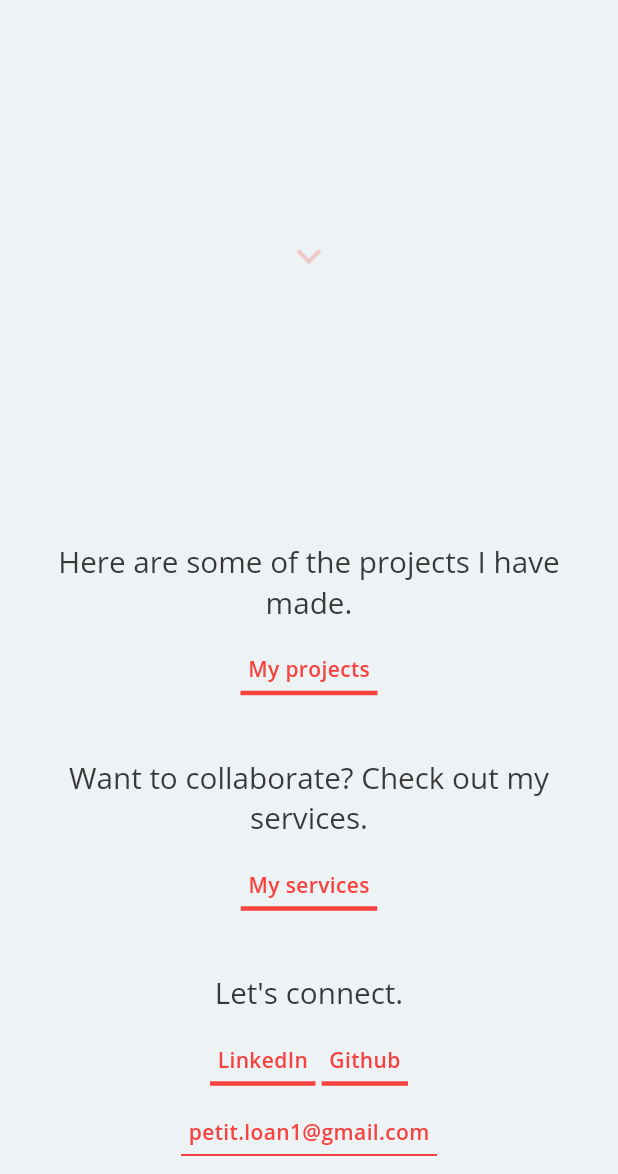
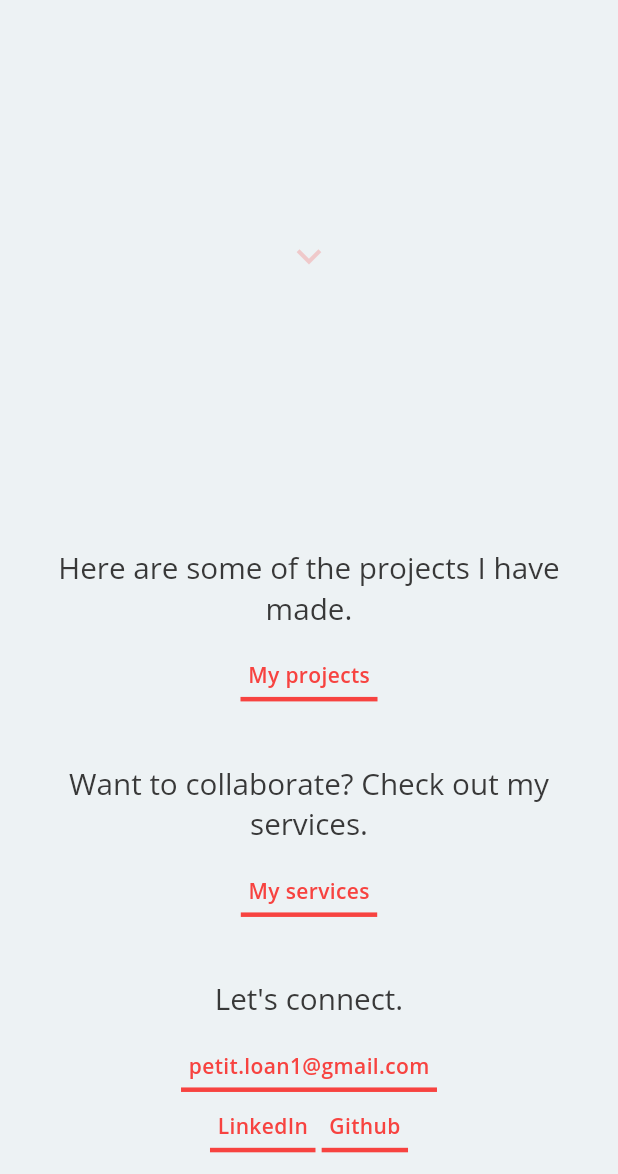
Before and after one commit to loan-petit/flutter_portfolio, a Flutter app: the screen it shows after launch, scrolled down 576 dp, on a phone screen of 412 x 824 dp, the part 62-1236 px from its top. Run offline on Flutter 3.47's test engine with Material 2 defaults, Android fonts, the light colour scheme and no system bars.

Commit message:
feature: Page describing my services.

```diff
--- a/flutter/lib/src/router.dart
+++ b/flutter/lib/src/router.dart
@@ -2,6 +2,7 @@ import 'package:flutter/material.dart';
 
 import 'package:portfolio/src/ui/screens/home.dart';
 import 'package:portfolio/src/ui/screens/projects.dart';
+import 'package:portfolio/src/ui/screens/services.dart';
 
 /// Build the appropriate [MaterialPageRoute] on route navigation.
 class Router {
@@ -10,6 +11,12 @@ class Router {
   /// The requested routed is described in [settings].
   Route<dynamic> onGenerateRoute(RouteSettings settings) {
     switch (settings.name) {
+      // Details about my services
+      case '/services':
+        return MaterialPageRoute(
+          settings: settings,
+          builder: (_) => ServicesScreen(),
+        );
       // Showcase of my projects
       case '/projects':
         return MaterialPageRoute(
--- a/flutter/lib/src/ui/screens/projects.dart
+++ b/flutter/lib/src/ui/screens/projects.dart
@@ -1,6 +1,5 @@
 import 'package:flutter/material.dart';
 import 'package:portfolio/src/ui/widgets/project.dart';
-import 'package:portfolio/src/ui/widgets/shared/emphasised_text.dart';
 
 import 'package:portfolio/src/ui/widgets/shared/scaffold/index.dart';
 
--- a/flutter/lib/src/ui/widgets/profile/profile_additional_informations.dart
+++ b/flutter/lib/src/ui/widgets/profile/profile_additional_informations.dart
@@ -86,6 +86,20 @@ class ProfileAdditionalInformations extends StatelessWidget {
           style: titleTextStyle,
         ),
         SizedBox(height: 2 * SizeConfig.heightMultiplier),
+        Link(
+          label: email,
+          onTap: () async {
+            await Clipboard.setData(new ClipboardData(text: email));
+            final snackBar = SnackBar(
+              content: Text(
+                'Email copied to clipboard',
+                textAlign: TextAlign.center,
+              ),
+            );
+            Scaffold.of(context).showSnackBar(snackBar);
+          },
+        ),
+        SizedBox(height: 1* SizeConfig.heightMultiplier),
         Row(
           mainAxisAlignment: MainAxisAlignment.center,
           children: <Widget>[
@@ -102,20 +116,6 @@ class ProfileAdditionalInformations extends StatelessWidget {
             ),
           ],
         ),
-        SizedBox(height: 2 * SizeConfig.heightMultiplier),
-        Link(
-          label: email,
-          onTap: () async {
-            await Clipboard.setData(new ClipboardData(text: email));
-            final snackBar = SnackBar(
-              content: Text(
-                'Email copied to clipboard',
-                textAlign: TextAlign.center,
-              ),
-            );
-            Scaffold.of(context).showSnackBar(snackBar);
-          },
-        ),
       ],
     );
   }
--- a/flutter/lib/src/ui/widgets/project.dart
+++ b/flutter/lib/src/ui/widgets/project.dart
@@ -45,11 +45,6 @@ class Project extends StatelessWidget {
           text: this.description,
           style: Theme.of(context).textTheme.display1,
         ),
-        // Text(
-        //   this.description,
-        //   textAlign: TextAlign.center,
-        //   style: Theme.of(context).textTheme.display1,
-        // ),
         SizedBox(height: 4 * SizeConfig.heightMultiplier),
         ResponsiveWidget(
           portraitLayout: _buildPortraitLinks(context),
--- a/flutter/lib/src/ui/widgets/shared/emphasised_text.dart
+++ b/flutter/lib/src/ui/widgets/shared/emphasised_text.dart
@@ -3,10 +3,12 @@ import 'package:flutter/material.dart';
 /// Emphasis parts of the [text] contained in '*' characters with the [textStyle].
 class EmphasisedText extends StatelessWidget {
   final String text;
+  final TextAlign textAlign;
   final TextStyle style;
 
   EmphasisedText({
     this.text,
+    this.textAlign,
     this.style,
   })  : assert(text != null),
         assert(style != null);
@@ -14,7 +16,7 @@ class EmphasisedText extends StatelessWidget {
   @override
   Widget build(BuildContext context) {
     return RichText(
-      textAlign: TextAlign.center,
+      textAlign: (this.textAlign != null) ? this.textAlign : TextAlign.center,
       text: TextSpan(
         style: this.style,
         children: _getSpans(context),
@@ -31,9 +33,6 @@ class EmphasisedText extends StatelessWidget {
       final int startIndex = tmp.indexOf('*');
       final int endIndex =
           startIndex + 1 + tmp.substring(startIndex + 1).indexOf("*");
-      print("Hello");
-      print(startIndex);
-      print(endIndex);
 
       if (startIndex != -1 && endIndex != -1) {
         spans.add(
--- a/flutter/lib/src/ui/widgets/shared/scaffold/drawer.dart
+++ b/flutter/lib/src/ui/widgets/shared/scaffold/drawer.dart
@@ -21,7 +21,9 @@ class AppDrawer extends StatelessWidget {
                 Theme.of(context).textTheme.display3.apply(fontWeightDelta: 3),
           ),
           SizedBox(height: 3 * SizeConfig.heightMultiplier),
-          _buildMenuItem(context, Icons.work, 'Projects', '/projects'),
+          _buildMenuItem(context, Icons.work, 'My services', '/services'),
+          SizedBox(height: 2 * SizeConfig.heightMultiplier),
+          _buildMenuItem(context, Icons.folder, 'Projects', '/projects'),
         ],
       ),
     );
--- a/flutter/lib/src/ui/widgets/shared/scaffold/index.dart
+++ b/flutter/lib/src/ui/widgets/shared/scaffold/index.dart
@@ -66,6 +66,16 @@ class _AppScaffoldState extends State<AppScaffold> {
               FlatButton(
                 onPressed: () {
                   Navigator.of(context)
+                      .pushNamedAndRemoveUntil('/services', (_) => false);
+                },
+                child: Text(
+                  "My services",
+                  style: actionsTextStyle,
+                ),
+              ),
+              FlatButton(
+                onPressed: () {
+                  Navigator.of(context)
                       .pushNamedAndRemoveUntil('/projects', (_) => false);
                 },
                 child: Text(
```
Also changed, not shown: flutter/lib/src/ui/screens/services.dart (added, +58 -0 lines).
